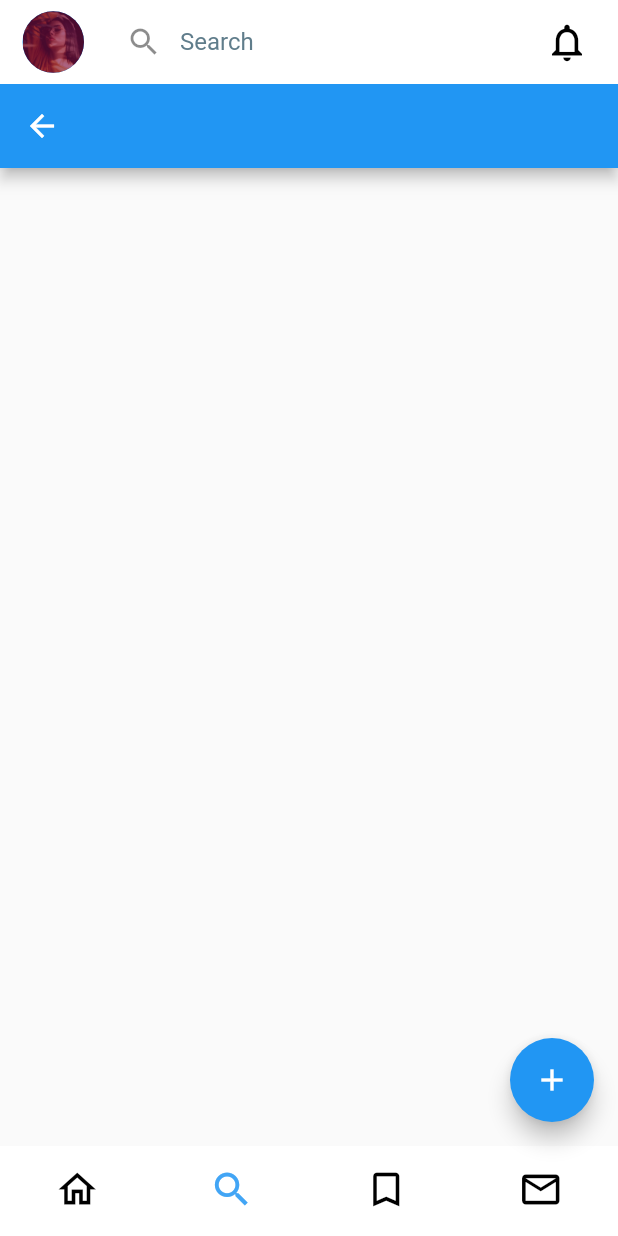
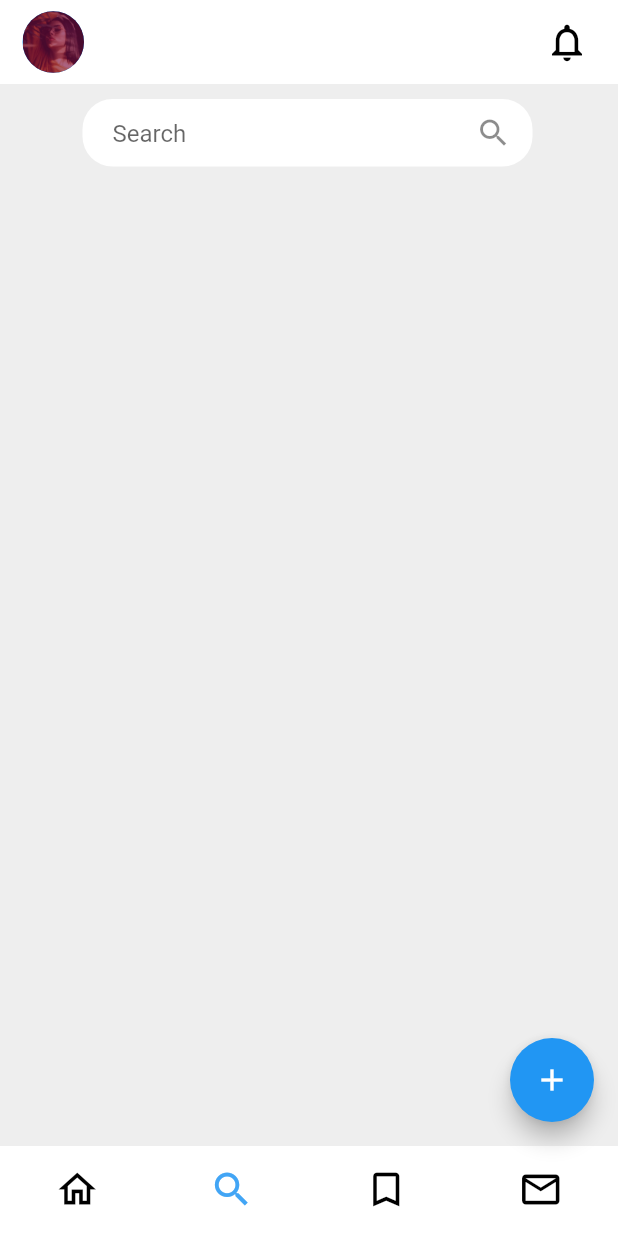
Before and after one commit to blackkiverson/UNI, a Flutter app: the MainPage screen opened directly, item 2 of the bottom bar chosen, on a phone screen of 412 x 824 dp. Run offline on Flutter 3.47's test engine with Material 2 defaults, Android fonts, the phone set to English and light mode, and no system bars.

Commit message:
design for search page search bar

```diff
--- a/lib/pages/main_page.dart
+++ b/lib/pages/main_page.dart
@@ -60,24 +60,6 @@ class _MainPageState extends State<MainPage> {
             foregroundImage: const AssetImage("img/wpone.jpg"),
           ),
         ),
-        // ignore: avoid_unnecessary_containers
-        title: Container(
-          decoration: BoxDecoration(
-            borderRadius: BorderRadius.circular(20),
-            color: Colors.white60,
-          ),
-          child: TextField(
-              keyboardType: TextInputType.name,
-              style: TextStyle(color: Colors.black),
-              decoration: InputDecoration(
-                border: InputBorder.none,
-                contentPadding: EdgeInsets.only(top: 14),
-                prefixIcon: Icon(Icons.search),
-                hintText: "Search",
-                hintStyle: TextStyle(color: Colors.blueGrey),
-              ),
-            ),
-        ),
         actions: [
           Padding(
             padding: const EdgeInsets.fromLTRB(0, 0, 10, 0),
--- a/lib/pages/search_page.dart
+++ b/lib/pages/search_page.dart
@@ -1,5 +1,6 @@
 import 'package:flutter/cupertino.dart';
 import 'package:flutter/material.dart';
+import 'package:flutter/painting.dart';
 
 class SearchPage extends StatefulWidget {
   const SearchPage({Key? key}) : super(key: key);
@@ -11,16 +12,36 @@ class SearchPage extends StatefulWidget {
 class _SearchPageState extends State<SearchPage> {
   @override
   Widget build(BuildContext context) {
-    return Scaffold(
-      appBar: AppBar(
-        title: Title(
-          color: Colors.white,
-          child: TextButton(
-            onPressed: () {},
-            child: Text("Search"),
+    return Column(
+      children: [
+        SizedBox(height: 10),
+        Padding(
+          padding: EdgeInsets.fromLTRB(55, 0, 0, 0),
+          child: Container(
+            height: 45,
+            width: 300,
+            alignment: Alignment.center,
+            decoration: BoxDecoration(
+              borderRadius: BorderRadius.circular(20),
+              color: Colors.white,
+            ),
+            child: Padding(
+              padding: EdgeInsets.fromLTRB(20, 0, 2, 0),
+              child: TextField(
+                decoration: InputDecoration(
+                  border: InputBorder.none,
+                  suffixIcon:
+                      IconButton(onPressed: () {}, icon: Icon(Icons.search)),
+                  hintText: "Search",
+                ),
+              ),
+            ),
           ),
         ),
-      ),
+        SingleChildScrollView(
+            // child: ListView(),
+            ),
+      ],
     );
   }
 }
```
